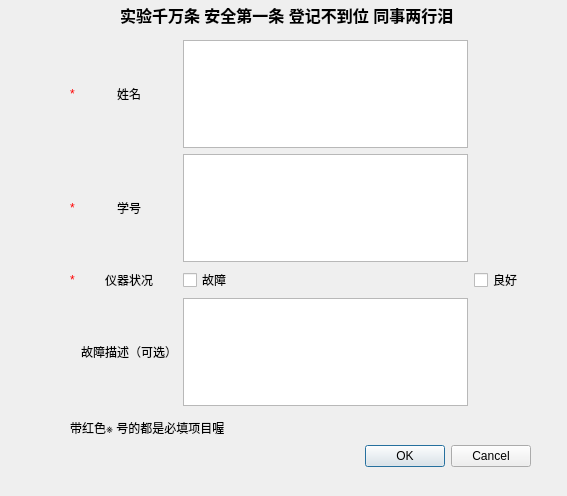
First picture: the form in reporter.ui, repository nujabse/PyMonitor, before the edit.
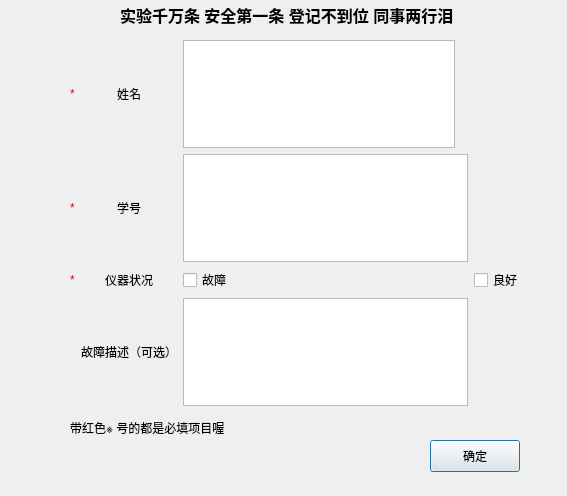
Second picture: the form after the edit.

Commit message: fixed event connect issue, machine condition state worked.

```diff
--- a/reporter.ui
+++ b/reporter.ui
@@ -13,22 +13,6 @@
   <property name="windowTitle">
    <string>Dialog</string>
   </property>
-  <widget class="QDialogButtonBox" name="buttonBox">
-   <property name="geometry">
-    <rect>
-     <x>190</x>
-     <y>440</y>
-     <width>341</width>
-     <height>32</height>
-    </rect>
-   </property>
-   <property name="orientation">
-    <enum>Qt::Horizontal</enum>
-   </property>
-   <property name="standardButtons">
-    <set>QDialogButtonBox::Cancel|QDialogButtonBox::Ok</set>
-   </property>
-  </widget>
   <widget class="QWidget" name="gridLayoutWidget">
    <property name="geometry">
     <rect>
@@ -80,7 +64,13 @@
      </widget>
     </item>
     <item row="0" column="2">
-     <widget class="QPlainTextEdit" name="plainTextEdit">
+     <widget class="QPlainTextEdit" name="name_box">
+      <property name="maximumSize">
+       <size>
+        <width>272</width>
+        <height>16777215</height>
+       </size>
+      </property>
       <property name="frameShape">
        <enum>QFrame::StyledPanel</enum>
       </property>
@@ -168,6 +158,19 @@
     <string>带红色※ 号的都是必填项目喔</string>
    </property>
   </widget>
+  <widget class="QPushButton" name="confirm">
+   <property name="geometry">
+    <rect>
+     <x>430</x>
+     <y>440</y>
+     <width>90</width>
+     <height>32</height>
+    </rect>
+   </property>
+   <property name="text">
+    <string>确定</string>
+   </property>
+  </widget>
  </widget>
  <resources/>
  <connections>
```
Left out of the diff: 43 changed lines with no effect on the pictures. The commit also changes 2 other files.
